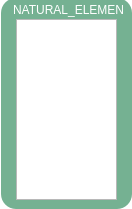
Before: the Qt Designer form Scripts/Element.ui in Plij/Oulutest, drawn with Qt 5.
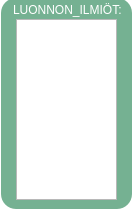
After: the same form once the commit is applied.

What changed in the file:
```diff
--- a/Scripts/Element.ui
+++ b/Scripts/Element.ui
@@ -45,7 +45,7 @@
      </rect>
     </property>
     <property name="text">
-     <string>&lt;html&gt;&lt;head/&gt;&lt;body&gt;&lt;p&gt;&lt;span style=&quot; color:#ffffff;&quot;&gt;NATURAL_ELEMENTS:&lt;/span&gt;&lt;/p&gt;&lt;/body&gt;&lt;/html&gt;</string>
+     <string>&lt;html&gt;&lt;head/&gt;&lt;body&gt;&lt;p&gt;&lt;span style=&quot; color:#ffffff;&quot;&gt;LUONNON_ILMIÖT:&lt;/span&gt;&lt;/p&gt;&lt;/body&gt;&lt;/html&gt;</string>
     </property>
    </widget>
    <widget class="QListWidget" name="ElementListWidget">
```
